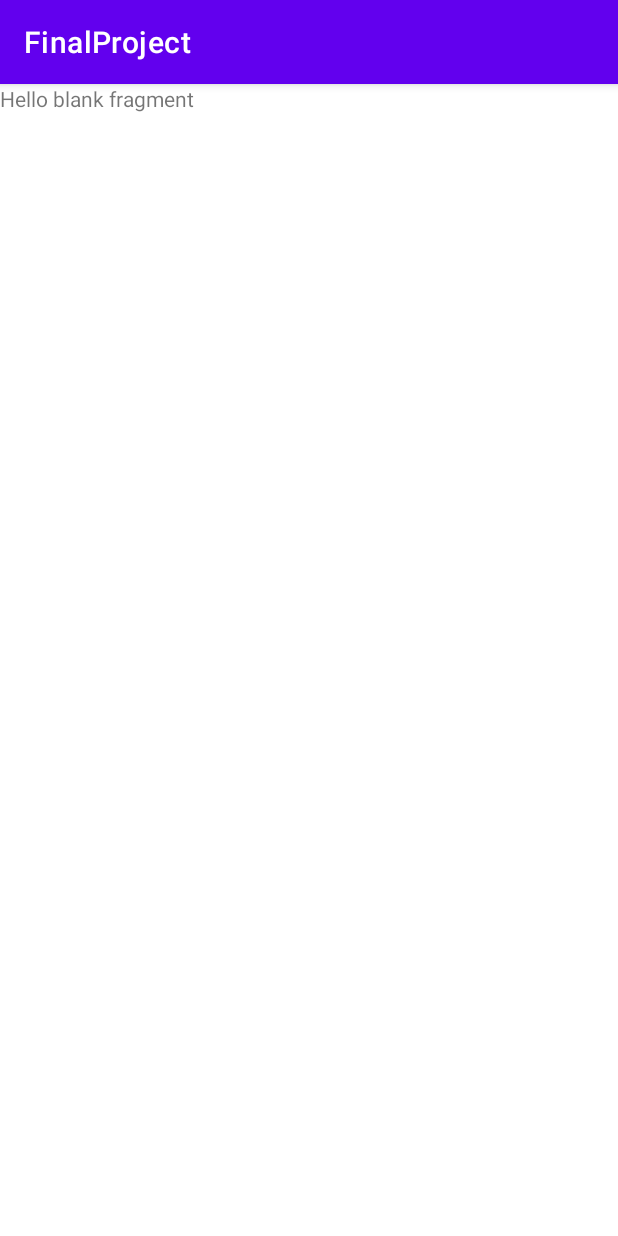
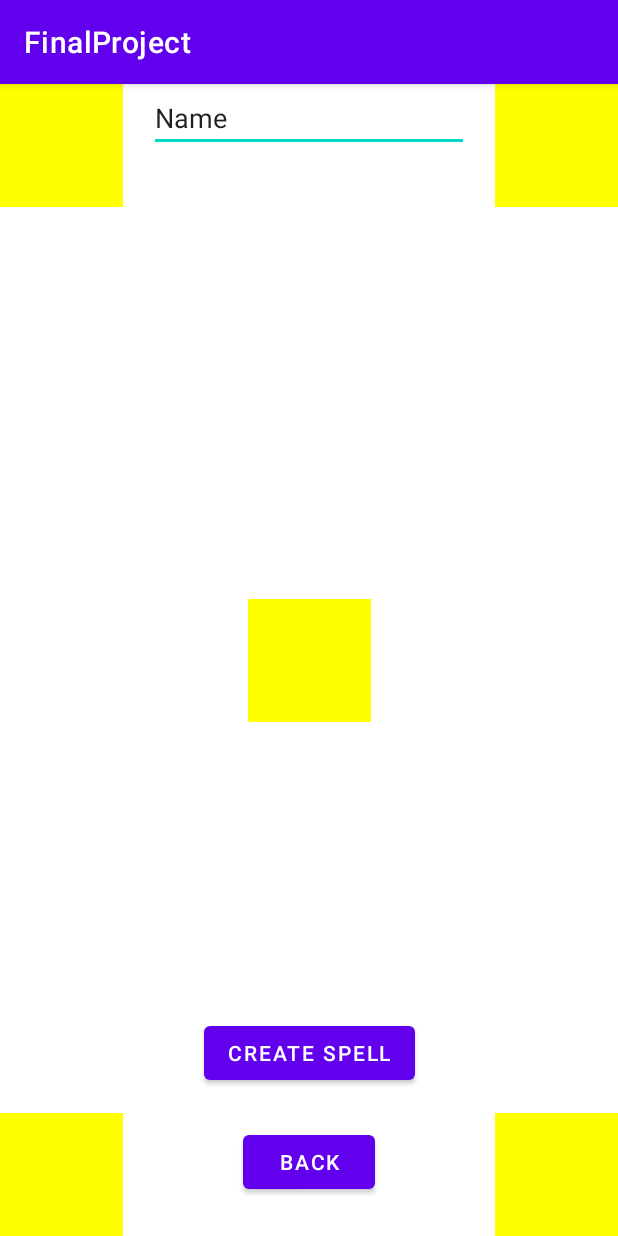
Before and after one commit to Vaneyk1973/FinalProject, an Android app: the fragment SpellCreation shown on its own in the app's theme, on a phone screen of 412 x 824 dp. Run offline under Robolectric (Android 15) with nearby library versions, the phone set to English and light mode, and no system bars.

Commit message:
spell creation added

```diff
--- a/FinalProject/app/src/main/java/com/example/finalproject/Map.java
+++ b/FinalProject/app/src/main/java/com/example/finalproject/Map.java
@@ -49,7 +49,7 @@ public class Map extends Fragment {
                 player_coords=MainActivity.player.getCoordinates();
                 if (!MainActivity.player.getCoordinates().equals(coords)&&MainActivity.map[coords.first][coords.second].getType()!=-1)
                 {
-                    int a=new Random().nextInt(100);
+                    int a=111;/*=new Random().nextInt(100);*/
                     MainActivity.map[player_coords.first][player_coords.second].getTexture().eraseColor(Color.BLACK);
                     if (a<=MainActivity.chances_of_fight.get(MainActivity.map[coords.first][coords.second].getType())) {
                         FragmentManager fm=getParentFragmentManager();
@@ -62,6 +62,7 @@ public class Map extends Fragment {
                     }
                     int dx=coords.first-player_coords.first,
                             dy=coords.second-player_coords.second;
+                    if (Math.abs(dx)<=1&&Math.abs(dy)<=1){
                         MainActivity.map[player_coords.first][player_coords.second].setTexture(Bitmap.createBitmap(MainActivity.player.getTitle_texture()));
                         MainActivity.player.setCoordinates(new Pair<>(player_coords.first+dx, player_coords.second+dy));
                         player_coords=MainActivity.player.getCoordinates();
@@ -97,6 +98,7 @@ public class Map extends Fragment {
                         }
                     }
                 }
+            }
         };
         for (int i=0;i<5;i++) {
             for (int j = 0; j < 5; j++) {
--- a/FinalProject/app/src/main/java/com/example/finalproject/SpellCreation.java
+++ b/FinalProject/app/src/main/java/com/example/finalproject/SpellCreation.java
@@ -1,18 +1,40 @@
 package com.example.finalproject;
 
+import android.graphics.Bitmap;
+import android.graphics.Color;
+import android.graphics.Point;
 import android.os.Bundle;
 
 import androidx.annotation.NonNull;
 import androidx.annotation.Nullable;
 import androidx.fragment.app.Fragment;
+import androidx.fragment.app.FragmentManager;
+import androidx.fragment.app.FragmentTransaction;
+import androidx.recyclerview.widget.LinearLayoutManager;
+import androidx.recyclerview.widget.RecyclerView;
 
+import android.util.Pair;
+import android.view.Display;
+import android.view.KeyEvent;
 import android.view.LayoutInflater;
 import android.view.View;
 import android.view.ViewGroup;
+import android.widget.Button;
+import android.widget.EditText;
+import android.widget.ImageView;
+import android.widget.TextView;
+import android.widget.Toast;
 
 import org.jetbrains.annotations.NotNull;
 
+import java.util.ArrayList;
+
 public class SpellCreation extends Fragment {
+    private Element element;
+    private Type type;
+    private Form form;
+    private ManaChannel mana_channel;
+    private ManaReservoir mana_reservoir;
 
     @Override
     public View onCreateView(LayoutInflater inflater, ViewGroup container, Bundle savedInstanceState) {
@@ -22,5 +44,138 @@ public class SpellCreation extends Fragment {
     @Override
     public void onViewCreated(@NonNull @NotNull View view, @Nullable @org.jetbrains.annotations.Nullable Bundle savedInstanceState) {
         super.onViewCreated(view, savedInstanceState);
+        Display display = getActivity().getWindowManager().getDefaultDisplay();
+        Point size = new Point();
+        display.getSize(size);
+        int width = size.x;
+        final String[] spell_name = new String[1];
+        EditText name=(EditText)getView().findViewById(R.id.spell_name);
+        name.setOnEditorActionListener(new TextView.OnEditorActionListener() {
+            @Override
+            public boolean onEditorAction(TextView v, int actionId, KeyEvent event) {
+                spell_name[0] =v.getText().toString();
+                return false;
+            }
+        });
+        Button confirm_spell=(Button)getView().findViewById(R.id.confirm_creation);
+        confirm_spell.setOnClickListener(new View.OnClickListener() {
+            @Override
+            public void onClick(View v) {
+                MainActivity.player.getSpells().add(new Spell(element, type, form, mana_channel, mana_reservoir, spell_name[0]));
+                Toast.makeText(getContext(), spell_name[0], Toast.LENGTH_LONG).show();
+            }
+        });
+        Button back=(Button)getView().findViewById(R.id.back);
+        back.setOnClickListener(new View.OnClickListener() {
+            @Override
+            public void onClick(View v) {
+                FragmentManager fm=getParentFragmentManager();
+                FragmentTransaction fragmentTransaction= fm.beginTransaction();
+                fragmentTransaction.remove(fm.findFragmentById(R.id.spell_creation));
+                fragmentTransaction.add(R.id.map, new Map());
+                fragmentTransaction.add(R.id.status, new StatusBar());
+                fragmentTransaction.add(R.id.menu, new Menu());
+                fragmentTransaction.commit();
+            }
+        });
+        Bitmap bm=Bitmap.createBitmap(width/5, width/5, Bitmap.Config.ARGB_8888);
+        bm.eraseColor(Color.YELLOW);
+        ImageView element_view=(ImageView)getView().findViewById(R.id.element);
+        element_view.setImageBitmap(bm);
+        ImageView mana_reservoir_view=(ImageView)getView().findViewById(R.id.mana_reservoir);
+        mana_reservoir_view.setImageBitmap(bm);
+        ImageView type_view=(ImageView)getView().findViewById(R.id.type);
+        type_view.setImageBitmap(bm);
+        ImageView mana_channel_view=(ImageView)getView().findViewById(R.id.mana_channel);
+        mana_channel_view.setImageBitmap(bm);
+        ImageView form_view=(ImageView)getView().findViewById(R.id.form);
+        form_view.setImageBitmap(bm);
+        RecyclerView comps=getView().findViewById(R.id.avaliable_components);
+        comps.setLayoutManager(new LinearLayoutManager(getContext()));
+        element_view.setOnClickListener(new View.OnClickListener() {
+            @Override
+            public void onClick(View v) {
+                comps.setAdapter(new SpellAdapter<Element>(MainActivity.elements));
+            }
+        });
+        mana_reservoir_view.setOnClickListener(new View.OnClickListener() {
+            @Override
+            public void onClick(View v) {
+                comps.setAdapter(new SpellAdapter<ManaReservoir>(MainActivity.manaReservoirs));
+            }
+        });
+        mana_channel_view.setOnClickListener(new View.OnClickListener() {
+            @Override
+            public void onClick(View v) {
+                comps.setAdapter(new SpellAdapter<ManaChannel>(MainActivity.manaChannels));
+            }
+        });
+        type_view.setOnClickListener(new View.OnClickListener() {
+            @Override
+            public void onClick(View v) {
+                comps.setAdapter(new SpellAdapter<Type>(MainActivity.types));
+            }
+        });
+        form_view.setOnClickListener(new View.OnClickListener() {
+            @Override
+            public void onClick(View v) {
+                comps.setAdapter(new SpellAdapter<Form>(MainActivity.forms));
+            }
+        });
+    }
+
+    class SpellAdapter<T extends Component> extends RecyclerView.Adapter<SpellAdapter.ViewHolder>{
+        private final ArrayList<Pair<T, Boolean>> data=new ArrayList<>();
+
+        public SpellAdapter(ArrayList<Pair<T, Boolean>> data) {
+            this.data.addAll(data);
+        }
+
+        public class ViewHolder extends RecyclerView.ViewHolder{
+            TextView comp;
+            public ViewHolder(@NonNull @NotNull View itemView) {
+                super(itemView);
+                comp=(TextView)itemView.findViewById(R.id.comp);
+            }
+        }
+
+        @NonNull
+        @NotNull
+        @Override
+        public SpellCreation.SpellAdapter.ViewHolder onCreateViewHolder(@NonNull @NotNull ViewGroup parent, int viewType) {
+            View view=LayoutInflater.from(parent.getContext()).inflate(R.layout.item2, parent, false);
+            return new SpellAdapter.ViewHolder(view);
+        }
+
+        @Override
+        public void onBindViewHolder(@NonNull @NotNull SpellCreation.SpellAdapter.ViewHolder holder, int position) {
+            Class r=data.get(position).getClass();
+            if (r.equals(Element.class)) {
+                holder.comp.setText(String.valueOf(((Element) data.get(position).first).getElement()));
+                holder.comp.setOnClickListener(new View.OnClickListener() {
+                    @Override
+                    public void onClick(View v) {
+                        element=(Element)data.get(position).first;
+                    }
+                });
+            }
+            else if (r.equals(Type.class)){
+                holder.comp.setText(String.valueOf(((Type) data.get(position).first).getType()));
+            }
+            else if (r.equals(ManaReservoir.class)){
+                holder.comp.setText(String.valueOf(((Type) data.get(position).first).getType()));
+            }
+            else if (r.equals(ManaChannel.class)){
+                holder.comp.setText(String.valueOf(((Type) data.get(position).first).getType()));
+            }
+            else if (r.equals(Form.class)){
+                holder.comp.setText(String.valueOf(((Type) data.get(position).first).getType()));
+            }
+        }
+
+        @Override
+        public int getItemCount() {
+            return data.size();
+        }
     }
 }
--- a/FinalProject/app/src/main/res/layout/activity_main.xml
+++ b/FinalProject/app/src/main/res/layout/activity_main.xml
@@ -14,6 +14,11 @@
 
     <FrameLayout
         android:id="@+id/fight"
+        android:layout_width="match_parent"
+        android:layout_height="match_parent" />
+
+    <FrameLayout
+        android:id="@+id/spell_creation"
         android:layout_width="match_parent"
         android:layout_height="match_parent" />
 
--- a/FinalProject/app/src/main/res/layout/fragment_spell_creation.xml
+++ b/FinalProject/app/src/main/res/layout/fragment_spell_creation.xml
@@ -1,14 +1,105 @@
 <?xml version="1.0" encoding="utf-8"?>
-<FrameLayout xmlns:android="http://schemas.android.com/apk/res/android"
+<androidx.constraintlayout.widget.ConstraintLayout xmlns:android="http://schemas.android.com/apk/res/android"
+    xmlns:app="http://schemas.android.com/apk/res-auto"
     xmlns:tools="http://schemas.android.com/tools"
+    android:id="@+id/frameLayout4"
     android:layout_width="match_parent"
     android:layout_height="match_parent"
     tools:context=".SpellCreation">
 
-    <!-- TODO: Update blank fragment layout -->
-    <TextView
-        android:layout_width="match_parent"
-        android:layout_height="match_parent"
-        android:text="@string/hello_blank_fragment" />
+    <ImageView
+        android:id="@+id/mana_reservoir"
+        android:layout_width="wrap_content"
+        android:layout_height="wrap_content"
+        app:layout_constraintStart_toStartOf="parent"
+        app:layout_constraintTop_toTopOf="parent"
+        tools:src="@tools:sample/avatars" />
 
-</FrameLayout>
+    <ImageView
+        android:id="@+id/mana_channel"
+        android:layout_width="wrap_content"
+        android:layout_height="wrap_content"
+        app:layout_constraintBottom_toBottomOf="parent"
+        app:layout_constraintStart_toStartOf="parent"
+        tools:src="@tools:sample/avatars" />
+
+    <ImageView
+        android:id="@+id/type"
+        android:layout_width="wrap_content"
+        android:layout_height="wrap_content"
+        app:layout_constraintEnd_toEndOf="parent"
+        app:layout_constraintTop_toTopOf="parent"
+        tools:src="@tools:sample/avatars" />
+
+    <ImageView
+        android:id="@+id/form"
+        android:layout_width="wrap_content"
+        android:layout_height="wrap_content"
+        app:layout_constraintBottom_toBottomOf="parent"
+        app:layout_constraintEnd_toEndOf="parent"
+        tools:src="@tools:sample/avatars" />
+
+    <ImageView
+        android:id="@+id/element"
+        android:layout_width="wrap_content"
+        android:layout_height="wrap_content"
+        app:layout_constraintBottom_toBottomOf="parent"
+        app:layout_constraintEnd_toEndOf="parent"
+        app:layout_constraintStart_toStartOf="parent"
+        app:layout_constraintTop_toTopOf="parent"
+        tools:src="@tools:sample/avatars" />
+
+    <EditText
+        android:id="@+id/spell_name"
+        android:layout_width="wrap_content"
+        android:layout_height="wrap_content"
+        android:ems="10"
+        android:inputType="textPersonName"
+        android:text="Name"
+        app:layout_constraintBottom_toTopOf="@+id/avaliable_components"
+        app:layout_constraintEnd_toStartOf="@+id/type"
+        app:layout_constraintStart_toEndOf="@+id/mana_reservoir"
+        app:layout_constraintTop_toTopOf="parent" />
+
+    <androidx.recyclerview.widget.RecyclerView
+        android:id="@+id/avaliable_components"
+        android:layout_width="0dp"
+        android:layout_height="0dp"
+        android:layout_marginStart="8dp"
+        android:layout_marginEnd="8dp"
+        app:layout_constraintBottom_toTopOf="@+id/element"
+        app:layout_constraintEnd_toStartOf="@+id/type"
+        app:layout_constraintStart_toEndOf="@+id/mana_reservoir"
+        app:layout_constraintTop_toBottomOf="@+id/spell_name" />
+
+    <FrameLayout
+        android:id="@+id/spell_characteristics"
+        android:layout_width="wrap_content"
+        android:layout_height="wrap_content"
+        app:layout_constraintBottom_toTopOf="@+id/confirm_creation"
+        app:layout_constraintEnd_toEndOf="parent"
+        app:layout_constraintStart_toStartOf="parent"
+        app:layout_constraintTop_toBottomOf="@+id/element">
+
+    </FrameLayout>
+
+    <Button
+        android:id="@+id/confirm_creation"
+        android:layout_width="wrap_content"
+        android:layout_height="wrap_content"
+        android:text="Create spell"
+        app:layout_constraintBottom_toBottomOf="parent"
+        app:layout_constraintEnd_toStartOf="@+id/form"
+        app:layout_constraintStart_toEndOf="@+id/mana_channel"
+        app:layout_constraintTop_toBottomOf="@id/spell_characteristics" />
+
+    <Button
+        android:id="@+id/back"
+        android:layout_width="wrap_content"
+        android:layout_height="wrap_content"
+        android:text="Back"
+        app:layout_constraintBottom_toBottomOf="parent"
+        app:layout_constraintEnd_toStartOf="@+id/form"
+        app:layout_constraintStart_toEndOf="@+id/mana_channel"
+        app:layout_constraintTop_toBottomOf="@+id/confirm_creation" />
+</androidx.constraintlayout.widget.ConstraintLayout>
--- a/FinalProject/build.gradle
+++ b/FinalProject/build.gradle
@@ -5,7 +5,7 @@ buildscript {
         jcenter()
     }
     dependencies {
-        classpath 'com.android.tools.build:gradle:4.2.0-beta06'
+        classpath 'com.android.tools.build:gradle:4.2.0-rc01'
 
         // NOTE: Do not place your application dependencies here; they belong
         // in the individual module build.gradle files
```
Also changed, not shown: FinalProject/app/src/main/java/com/example/finalproject/Armor.java (+1 -13 lines), FinalProject/app/src/main/java/com/example/finalproject/Component.java (added, +17 -0 lines), FinalProject/app/src/main/java/com/example/finalproject/Element.java (added, +14 -0 lines), FinalProject/app/src/main/java/com/example/finalproject/Form.java (added, +14 -0 lines), FinalProject/app/src/main/java/com/example/finalproject/InventoryFragment.java (+13 -14 lines), FinalProject/app/src/main/java/com/example/finalproject/MainActivity.java (+9 -3 lines), FinalProject/app/src/main/java/com/example/finalproject/ManaChannel.java (added, +14 -0 lines), FinalProject/app/src/main/java/com/example/finalproject/ManaReservoir.java (added, +14 -0 lines), FinalProject/app/src/main/java/com/example/finalproject/Menu.java (+17 -4 lines), FinalProject/app/src/main/java/com/example/finalproject/Player.java (+13 -10 lines), FinalProject/app/src/main/java/com/example/finalproject/Spell.java (+85 -11 lines), FinalProject/app/src/main/java/com/example/finalproject/SpellCharacteristics.java (added, +26 -0 lines), FinalProject/app/src/main/java/com/example/finalproject/Type.java (added, +14 -0 lines), FinalProject/app/src/main/res/layout/fragment_spell_characteristics.xml (added, +14 -0 lines), 1 more files. Lines whose indentation alone changed are shown as unchanged.
